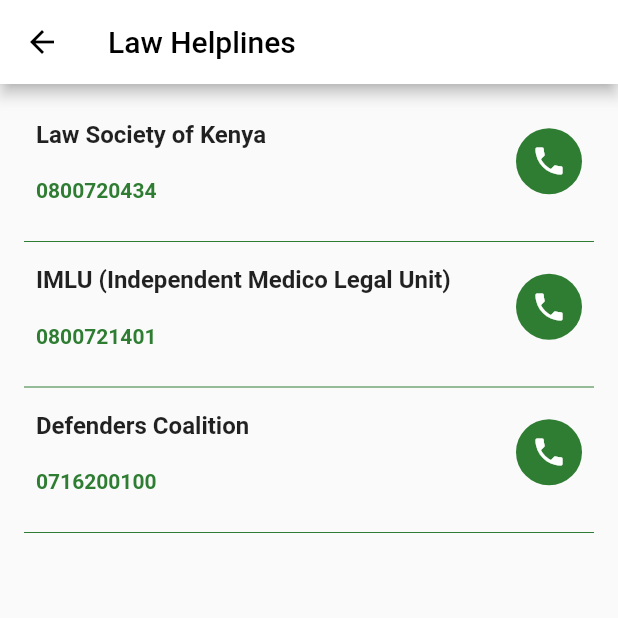
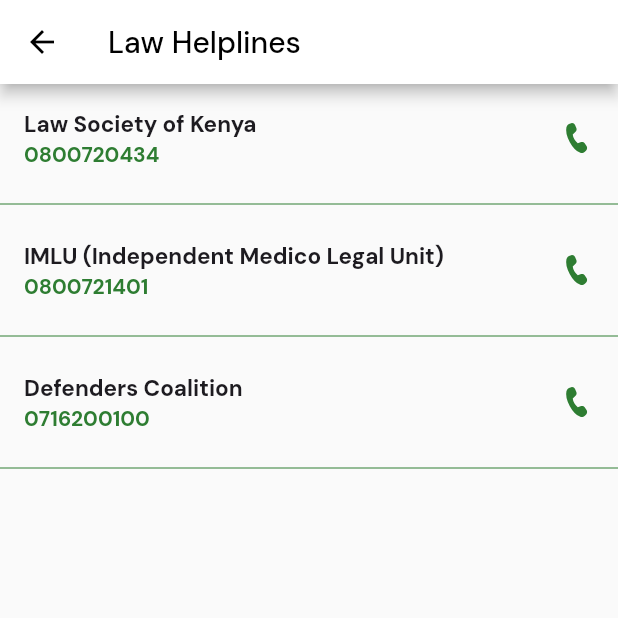
Before and after one commit to Haki-Hub/haki-hub-mobile, a Flutter app: the Law screen opened by its route, on a phone screen of 412 x 824 dp, the top half of it. Run offline on Flutter 3.47's test engine with Material 3 defaults, Android fonts, the phone set to English and light mode, and no system bars; our stand-ins replace carousel_slider, fluentui_system_icons, flutter_svg, google_fonts.

Commit message:
update: help line page and tile UI chore: installed and set up google fonts

```diff
--- a/lib/main.dart
+++ b/lib/main.dart
@@ -1,19 +1,26 @@
 import 'package:flutter/material.dart';
+import 'package:google_fonts/google_fonts.dart';
 
 import 'package:haki_hub/routes/route_generator.dart';
 import 'package:haki_hub/domain/value_objects/app_colors.dart';
 import 'package:haki_hub/presentation/home/widgets/bottom_navigation.dart';
 
-void main() {
-  runApp(
-    MaterialApp(
+void main() { runApp(const HakiHub()); }
+
+class HakiHub extends StatelessWidget {
+  const HakiHub({super.key});
+
+  @override
+  Widget build(BuildContext context) {
+    return MaterialApp(
       debugShowCheckedModeBanner: false,
       theme: ThemeData(
         primaryColor: AppColors.primaryColor400,
         useMaterial3: false,
+        textTheme: GoogleFonts.dmSansTextTheme()
       ),
       home: const BottomNavigation(),
       onGenerateRoute: GenerateRoute.onGenerateRoute,
-    ),
-  );
+    );
+  }
 }
--- a/lib/presentation/helplines/pages/helpline_page.dart
+++ b/lib/presentation/helplines/pages/helpline_page.dart
@@ -40,7 +40,7 @@ class HelplinePage extends StatelessWidget {
                     Text(
                       helplineDescriptionString,
                       style: TextStyle(
-                        fontSize: 16,
+                        fontSize: 15,
                         height: 1.3,
                         color: Colors.grey[700],
                       ),
--- a/lib/presentation/helplines/pages/law_helpline_page.dart
+++ b/lib/presentation/helplines/pages/law_helpline_page.dart
@@ -1,26 +1,25 @@
 import 'package:flutter/material.dart';
+import 'package:url_launcher/url_launcher.dart';
+
 import 'package:haki_hub/domain/models/helpline.dart';
 import 'package:haki_hub/domain/value_objects/enums.dart';
+import 'package:haki_hub/domain/value_objects/utils.dart';
 import 'package:haki_hub/domain/value_objects/strings.dart';
-import 'package:haki_hub/domain/value_objects/utils.dart';
+import 'package:haki_hub/presentation/shared/app_scaffold.dart';
 import 'package:haki_hub/presentation/helplines/widgets/helpline_tile.dart';
-import 'package:haki_hub/presentation/shared/app_scaffold.dart';
-import 'package:url_launcher/url_launcher.dart';
 
 class Law extends StatelessWidget {
   const Law({super.key});
 
   @override
   Widget build(BuildContext context) {
-    final List<Helpline> lawHelplines = helplineData
-        .where((Helpline helpline) => helpline.category == HelplineCategory.Law)
-        .toList();
+    final List<Helpline> lawHelplines = helplineData.where(
+      (Helpline helpline) => helpline.category == HelplineCategory.Law
+    ).toList();
 
     return AppScaffold(
       title: lawHelplinesString,
       body: SingleChildScrollView(
-        child: Padding(
-          padding: const EdgeInsets.all(16.0),
         child: Column(
           children: lawHelplines.map((helpline) {
             return HelplineTile(
@@ -37,7 +36,6 @@ class Law extends StatelessWidget {
           }).toList(),
         ),
       ),
-      ),
     );
   }
 }
--- a/lib/presentation/helplines/widgets/helpline_tile.dart
+++ b/lib/presentation/helplines/widgets/helpline_tile.dart
@@ -1,6 +1,7 @@
 import 'package:flutter/material.dart';
+import 'package:fluentui_system_icons/fluentui_system_icons.dart';
+
 import 'package:haki_hub/domain/value_objects/app_colors.dart';
-import 'package:haki_hub/domain/value_objects/spaces.dart';
 
 class HelplineTile extends StatelessWidget {
   const HelplineTile({
@@ -20,24 +21,15 @@ class HelplineTile extends StatelessWidget {
       children: [
         InkWell(
           onTap: onPressed,
-          child: Container(
-            width: double.infinity,
-            padding: const EdgeInsets.all(8.0),
-            child: Row(
-              mainAxisAlignment: MainAxisAlignment.spaceBetween,
-              children: [
-                Column(
-                  crossAxisAlignment: CrossAxisAlignment.start,
-                  children: [
-                    Text(
+          child: ListTile(
+            title: Text(
               title,
               style: const TextStyle(
                 fontWeight: FontWeight.w700,
-                        fontSize: 16,
+                fontSize: 15,
               ),
             ),
-                    mediumVerticalSizedBox,
-                    Text(
+            subtitle: Text(
               phone,
               style: const TextStyle(
                 fontWeight: FontWeight.w700,
@@ -45,27 +37,13 @@ class HelplineTile extends StatelessWidget {
                 color: AppColors.secondaryColor500,
               ),
             ),
-                  ],
-                ),
-                Container(
-                  padding: const EdgeInsets.all(10),
-                  decoration: const BoxDecoration(
-                    shape: BoxShape.circle,
+            trailing: const Icon(
+              FluentIcons.call_24_filled,
               color: AppColors.secondaryColor500,
-                  ),
-                  child: const Icon(
-                    Icons.phone,
-                    color: Colors.white,
-                  ),
-                ),
-              ],
             ),
           ),
         ),
-        smallVerticalSizedBox,
-        const Divider(
-          color: AppColors.secondaryColor400,
-        ),
+        const Divider(color: AppColors.secondaryColor400),
       ],
     );
   }
--- a/pubspec.yaml
+++ b/pubspec.yaml
@@ -15,6 +15,7 @@ dependencies:
   flutter_svg: ^2.0.10+1
   url_launcher: ^6.3.0
   fluentui_system_icons: ^1.1.244
+  google_fonts: ^6.2.1
 
 dev_dependencies:
   flutter_test:
```
Also changed, not shown: lib/domain/value_objects/utils.dart (+5 -4 lines), lib/presentation/helplines/pages/ambulance_helpline_page.dart (+8 -10 lines), lib/presentation/helplines/pages/police_helpline_page.dart (+7 -10 lines), pubspec.lock. Lines whose indentation alone changed are shown as unchanged.
